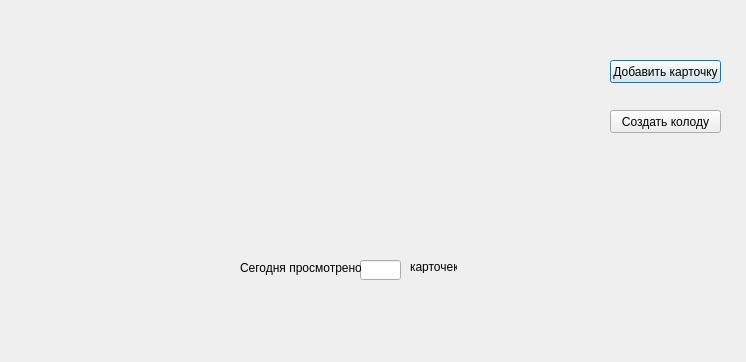
Old version of the form education/education.ui in the repository vladislavvasyukov/Memorigo.
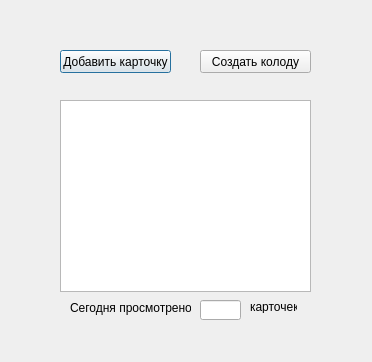
New version of the form.

Patch:
```diff
--- a/education/education.ui
+++ b/education/education.ui
@@ -6,7 +6,7 @@
    <rect>
     <x>0</x>
     <y>0</y>
-    <width>746</width>
+    <width>372</width>
     <height>362</height>
    </rect>
   </property>
@@ -16,8 +16,8 @@
   <widget class="QPushButton" name="add_card_button">
    <property name="geometry">
     <rect>
-     <x>610</x>
-     <y>60</y>
+     <x>60</x>
+     <y>50</y>
      <width>111</width>
      <height>23</height>
     </rect>
@@ -29,8 +29,8 @@
   <widget class="QLineEdit" name="lineEdit">
    <property name="geometry">
     <rect>
-     <x>360</x>
-     <y>260</y>
+     <x>200</x>
+     <y>300</y>
      <width>41</width>
      <height>20</height>
     </rect>
@@ -39,8 +39,8 @@
   <widget class="QLabel" name="label">
    <property name="geometry">
     <rect>
-     <x>240</x>
-     <y>260</y>
+     <x>70</x>
+     <y>300</y>
      <width>121</width>
      <height>16</height>
     </rect>
@@ -52,8 +52,8 @@
   <widget class="QLabel" name="label_2">
    <property name="geometry">
     <rect>
-     <x>410</x>
-     <y>260</y>
+     <x>250</x>
+     <y>300</y>
      <width>47</width>
      <height>13</height>
     </rect>
@@ -65,8 +65,8 @@
   <widget class="QPushButton" name="add_category_button">
    <property name="geometry">
     <rect>
-     <x>610</x>
-     <y>110</y>
+     <x>200</x>
+     <y>50</y>
      <width>111</width>
      <height>23</height>
     </rect>
@@ -75,6 +75,16 @@
     <string>Создать колоду</string>
    </property>
   </widget>
+  <widget class="QListView" name="decksList">
+   <property name="geometry">
+    <rect>
+     <x>60</x>
+     <y>100</y>
+     <width>251</width>
+     <height>192</height>
+    </rect>
+   </property>
+  </widget>
  </widget>
  <resources/>
  <connections/>
```
